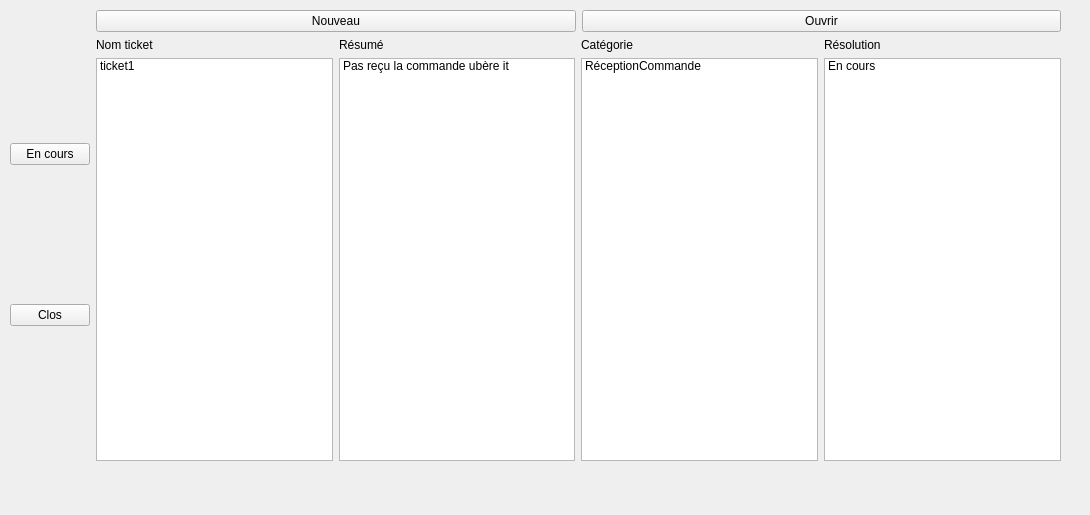
Qt form src/vues/VueClient.ui (LudovicTagnon/EasyTicket) before a commit.
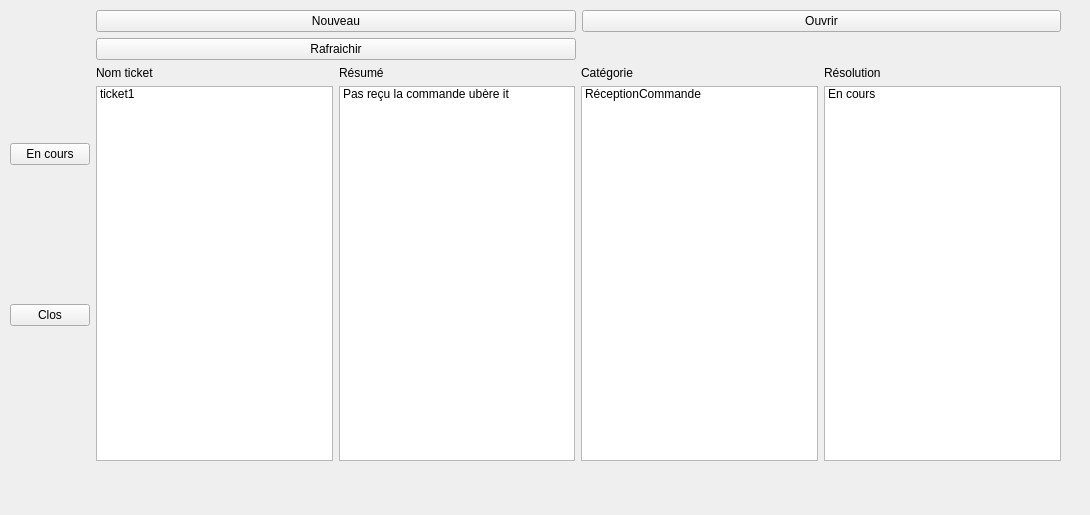
The same form after that commit.

Commit message: - Ajout du bouton Rafraichir dans VueClient: Il demande tous les noms des tickets au TicketManager pour pouvoir les afficher dans la liste - ajout des getters dans Ticket - ajout de getTicketManager dans easyticket

```diff
--- a/src/vues/VueClient.ui
+++ b/src/vues/VueClient.ui
@@ -59,6 +59,13 @@
           </property>
          </widget>
         </item>
+        <item row="1" column="0">
+         <widget class="QPushButton" name="RafraichirButton">
+          <property name="text">
+           <string>Rafraichir</string>
+          </property>
+         </widget>
+        </item>
        </layout>
       </item>
       <item>
```
Left out of the diff: 16 changed lines with no effect on the pictures. The commit also changes 9 other files.
